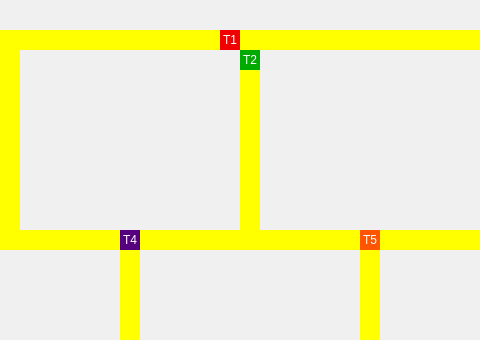
This is mainwindow.ui in Bianca-Mirtes/Projeto_dos_Trens_SO as Qt 5 draws it before an edit; both pictures show x 230 to 710 and y 0 to 340 of the 943 by 662 pixel window. The edited form follows.
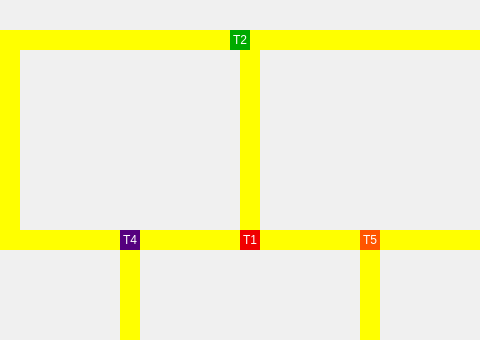
This is the edited form. Icons and pictures are not drawn.

Commit message: Inicio da mecânica com o mutex

```diff
--- a/mainwindow.ui
+++ b/mainwindow.ui
@@ -395,8 +395,8 @@
    <widget class="QLabel" name="trem_1">
     <property name="geometry">
      <rect>
-      <x>450</x>
-      <y>30</y>
+      <x>470</x>
+      <y>230</y>
       <width>20</width>
       <height>20</height>
      </rect>
@@ -462,8 +462,8 @@
    <widget class="QLabel" name="trem_2">
     <property name="geometry">
      <rect>
-      <x>470</x>
-      <y>50</y>
+      <x>460</x>
+      <y>30</y>
       <width>20</width>
       <height>20</height>
      </rect>
```
The commit also changes 2 other files.
